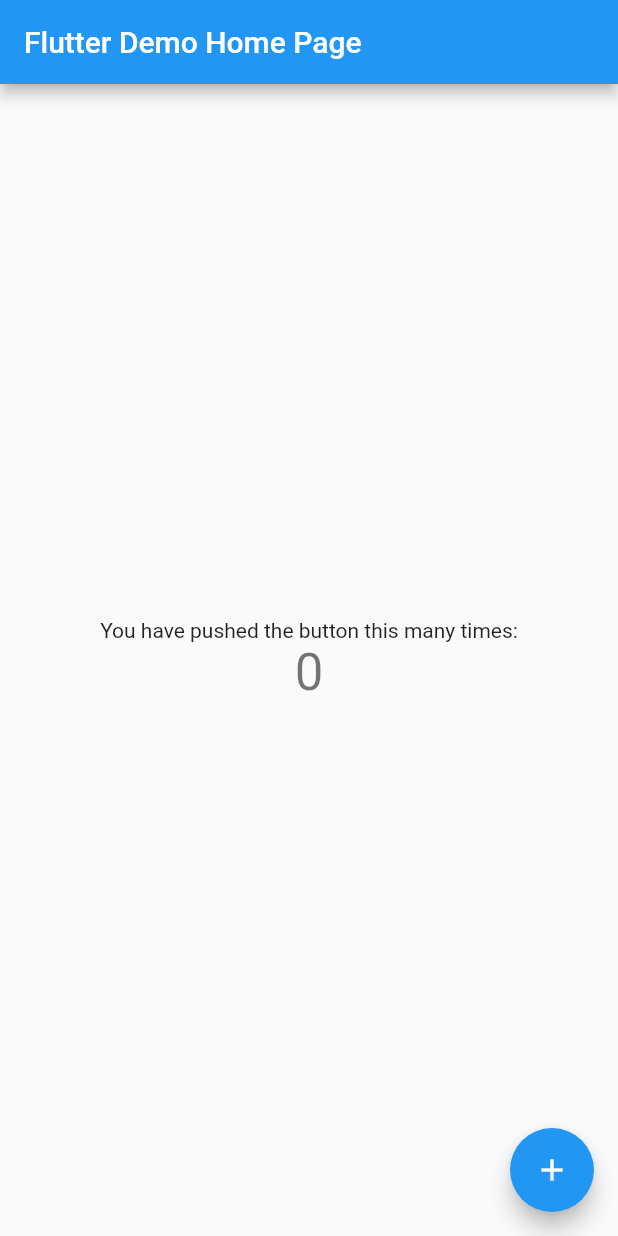
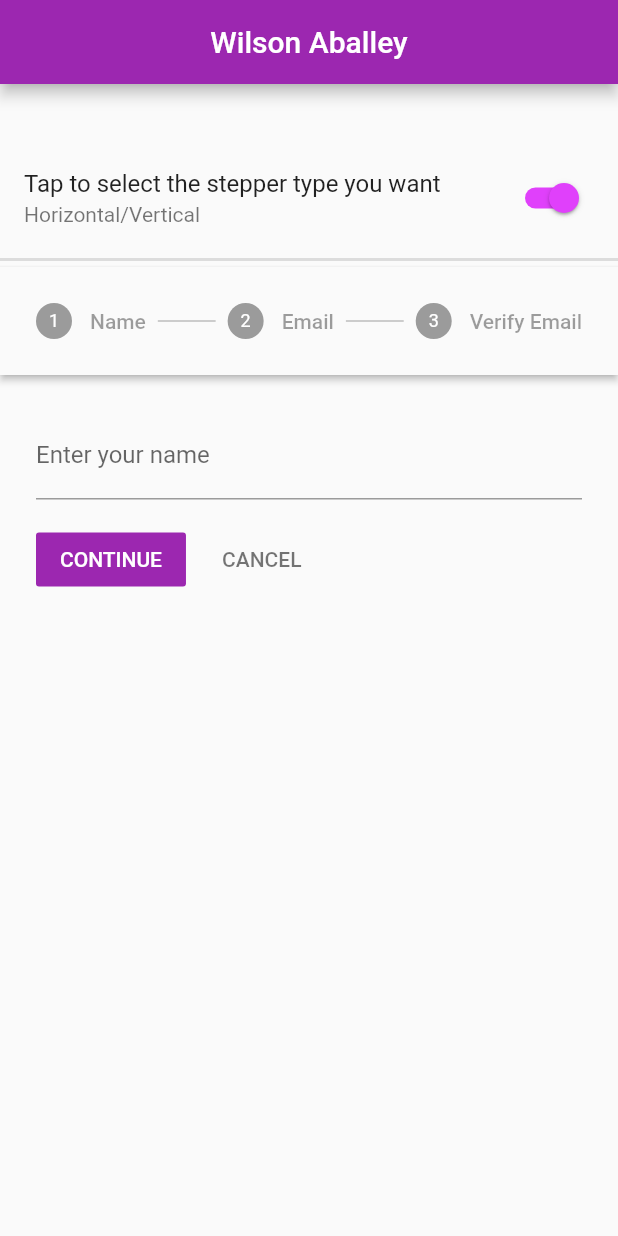
Before and after one commit to Wil-Wena/Flutter-Practice-Examples, a Flutter app: the screen it shows after launch, on a phone screen of 412 x 824 dp. Run offline on Flutter 3.47's test engine with Material 2 defaults, Android fonts, the phone set to English and light mode, and no system bars.

Commit message:
Switch & Stepper Widget Done

```diff
--- /dev/null
+++ b/lib/Examples/StepperWidget.dart
@@ -0,0 +1,139 @@
+import 'package:flutter/material.dart';
+import 'package:flutter/services.dart';
+
+void main() {
+  runApp(const MyApp());
+}
+
+class MyApp extends StatelessWidget {
+  const MyApp({Key? key}) : super(key: key);
+
+  // This widget is the root of your application.
+  @override
+  Widget build(BuildContext context) {
+    return MaterialApp(
+      debugShowCheckedModeBanner: false,
+      title: 'Flutter Demo',
+      theme: ThemeData(
+        primarySwatch: Colors.blue,
+      ),
+      home: const ProcessView(),
+    );
+  }
+}
+
+class ProcessView extends StatefulWidget {
+  const ProcessView({Key? key}) : super(key: key);
+
+  @override
+  State<ProcessView> createState() => _ProcessViewState();
+}
+
+class _ProcessViewState extends State<ProcessView> {
+  int currentStep = 0;
+  bool horizontalOrientation = true;
+
+  _firstStep(int step) {
+    setState(() {
+      currentStep = step;
+    });
+  }
+
+  _continueStep() {
+    currentStep < 2 ? setState(() => currentStep += 1) : null;
+  }
+
+  _cancelStep() {
+    currentStep > 0 ? setState(() => currentStep -= 1) : null;
+  }
+
+  @override
+  Widget build(BuildContext context) {
+    return Scaffold(
+      appBar: AppBar(
+        title: Text('Wilson Aballey'),
+        centerTitle: true,
+      ),
+      body: Column(
+        children: [
+          Padding(
+            padding: const EdgeInsets.only(top: 40),
+            child: SwitchListTile(
+                hoverColor: Colors.blueAccent,
+                activeTrackColor: Colors.purpleAccent,
+                activeColor: Colors.purpleAccent,
+                title: Text('Tap to select the stepper type you want'),
+                subtitle: Text('Horizontal/Vertical'),
+                value: horizontalOrientation,
+                onChanged: (_) {
+                  setState(() {
+                    horizontalOrientation = !horizontalOrientation;
+                  });
+                }),
+          ),
+          const Divider(
+            height: 10,
+            thickness: 2,
+          ),
+          Expanded(
+            child: Stepper(
+                type: horizontalOrientation
+                    ? StepperType.horizontal
+                    : StepperType.vertical,
+                physics: const ScrollPhysics(),
+                currentStep: currentStep,
+                onStepTapped: (step) => _firstStep(step),
+                onStepCancel: _cancelStep,
+                onStepContinue: _continueStep,
+                steps: [
+                  Step(
+                    title: Text('Name'),
+                    content: Column(
+                      children: [
+                        TextField(
+                          decoration:
+                              InputDecoration(labelText: 'Enter your name'),
+                        )
+                      ],
+                    ),
+                    isActive: currentStep > 0,
+                    state: currentStep > 0
+                        ? StepState.complete
+                        : StepState.disabled,
+                  ),
+                  Step(
+                    title: Text('Email'),
+                    content: Column(
+                      children: [
+                        TextField(
+                          decoration:
+                              InputDecoration(labelText: 'Enter your email'),
+                        )
+                      ],
+                    ),
+                    isActive: currentStep > 0,
+                    state: currentStep > 1
+                        ? StepState.complete
+                        : StepState.disabled,
+                  ),
+                  Step(
+                      title: Text('Verify Email'),
+                      content: Column(
+                        children: [
+                          TextField(
+                            decoration: InputDecoration(
+                                labelText: 'Enter verification Pin'),
+                          )
+                        ],
+                      ),
+                      isActive: currentStep > 0,
+                      state: currentStep > 2
+                          ? StepState.complete
+                          : StepState.disabled)
+                ]),
+          )
+        ],
+      ),
+    );
+  }
+}
--- a/lib/main.dart
+++ b/lib/main.dart
@@ -1,4 +1,5 @@
 import 'package:flutter/material.dart';
+import 'package:flutter_practice_examples/Examples/StepperWidget.dart';
 
 void main() {
   runApp(const MyApp());
@@ -11,105 +12,12 @@
   @override
   Widget build(BuildContext context) {
     return MaterialApp(
+      debugShowCheckedModeBanner: false,
       title: 'Flutter Demo',
       theme: ThemeData(
-        // This is the theme of your application.
-        //
-        // Try running your application with "flutter run". You'll see the
-        // application has a blue toolbar. Then, without quitting the app, try
-        // changing the primarySwatch below to Colors.green and then invoke
-        // "hot reload" (press "r" in the console where you ran "flutter run",
-        // or simply save your changes to "hot reload" in a Flutter IDE).
-        // Notice that the counter didn't reset back to zero; the application
-        // is not restarted.
-        primarySwatch: Colors.blue,
+        primarySwatch: Colors.purple,
       ),
-      home: const MyHomePage(title: 'Flutter Demo Home Page'),
+      home: const ProcessView(),
     );
   }
 }
-
-class MyHomePage extends StatefulWidget {
-  const MyHomePage({Key? key, required this.title}) : super(key: key);
-
-  // This widget is the home page of your application. It is stateful, meaning
-  // that it has a State object (defined below) that contains fields that affect
-  // how it looks.
-
-  // This class is the configuration for the state. It holds the values (in this
-  // case the title) provided by the parent (in this case the App widget) and
-  // used by the build method of the State. Fields in a Widget subclass are
-  // always marked "final".
-
-  final String title;
-
-  @override
-  State<MyHomePage> createState() => _MyHomePageState();
-}
-
-class _MyHomePageState extends State<MyHomePage> {
-  int _counter = 0;
-
-  void _incrementCounter() {
-    setState(() {
-      // This call to setState tells the Flutter framework that something has
-      // changed in this State, which causes it to rerun the build method below
-      // so that the display can reflect the updated values. If we changed
-      // _counter without calling setState(), then the build method would not be
-      // called again, and so nothing would appear to happen.
-      _counter++;
-    });
-  }
-
-  @override
-  Widget build(BuildContext context) {
-    // This method is rerun every time setState is called, for instance as done
-    // by the _incrementCounter method above.
-    //
-    // The Flutter framework has been optimized to make rerunning build methods
-    // fast, so that you can just rebuild anything that needs updating rather
-    // than having to individually change instances of widgets.
-    return Scaffold(
-      appBar: AppBar(
-        // Here we take the value from the MyHomePage object that was created by
-        // the App.build method, and use it to set our appbar title.
-        title: Text(widget.title),
-      ),
-      body: Center(
-        // Center is a layout widget. It takes a single child and positions it
-        // in the middle of the parent.
-        child: Column(
-          // Column is also a layout widget. It takes a list of children and
-          // arranges them vertically. By default, it sizes itself to fit its
-          // children horizontally, and tries to be as tall as its parent.
-          //
-          // Invoke "debug painting" (press "p" in the console, choose the
-          // "Toggle Debug Paint" action from the Flutter Inspector in Android
-          // Studio, or the "Toggle Debug Paint" command in Visual Studio Code)
-          // to see the wireframe for each widget.
-          //
-          // Column has various properties to control how it sizes itself and
-          // how it positions its children. Here we use mainAxisAlignment to
-          // center the children vertically; the main axis here is the vertical
-          // axis because Columns are vertical (the cross axis would be
-          // horizontal).
-          mainAxisAlignment: MainAxisAlignment.center,
-          children: <Widget>[
-            const Text(
-              'You have pushed the button this many times:',
-            ),
-            Text(
-              '$_counter',
-              style: Theme.of(context).textTheme.headline4,
-            ),
-          ],
-        ),
-      ),
-      floatingActionButton: FloatingActionButton(
-        onPressed: _incrementCounter,
-        tooltip: 'Increment',
-        child: const Icon(Icons.add),
-      ), // This trailing comma makes auto-formatting nicer for build methods.
-    );
-  }
-}
```
Also changed, not shown: pubspec.yaml (+3 -18 lines), 27 other files.
